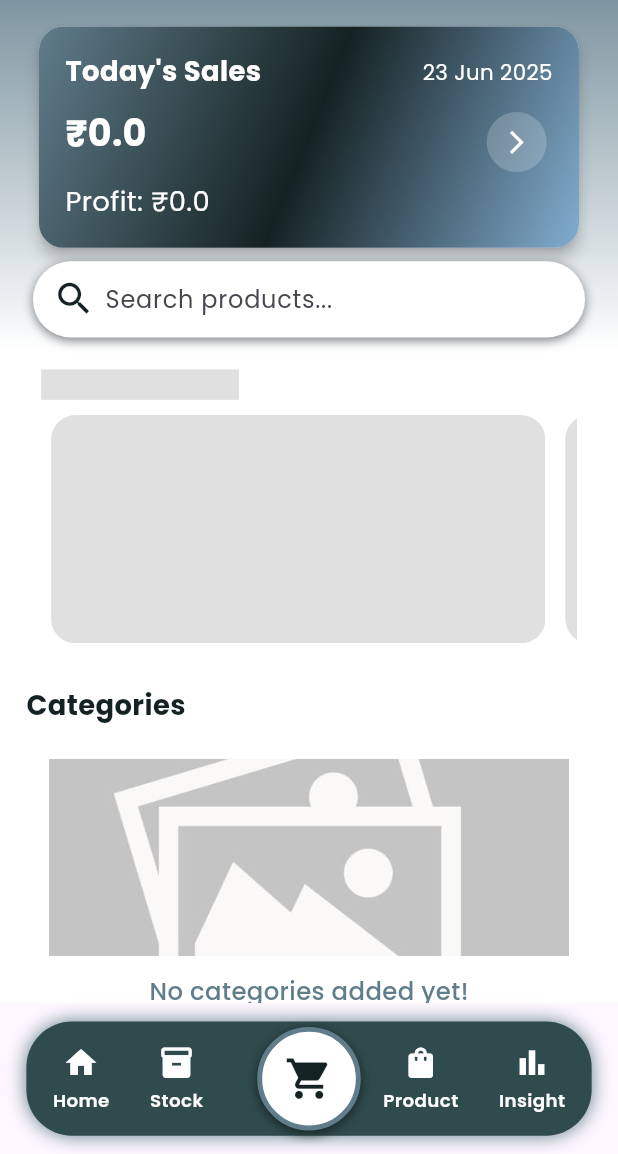
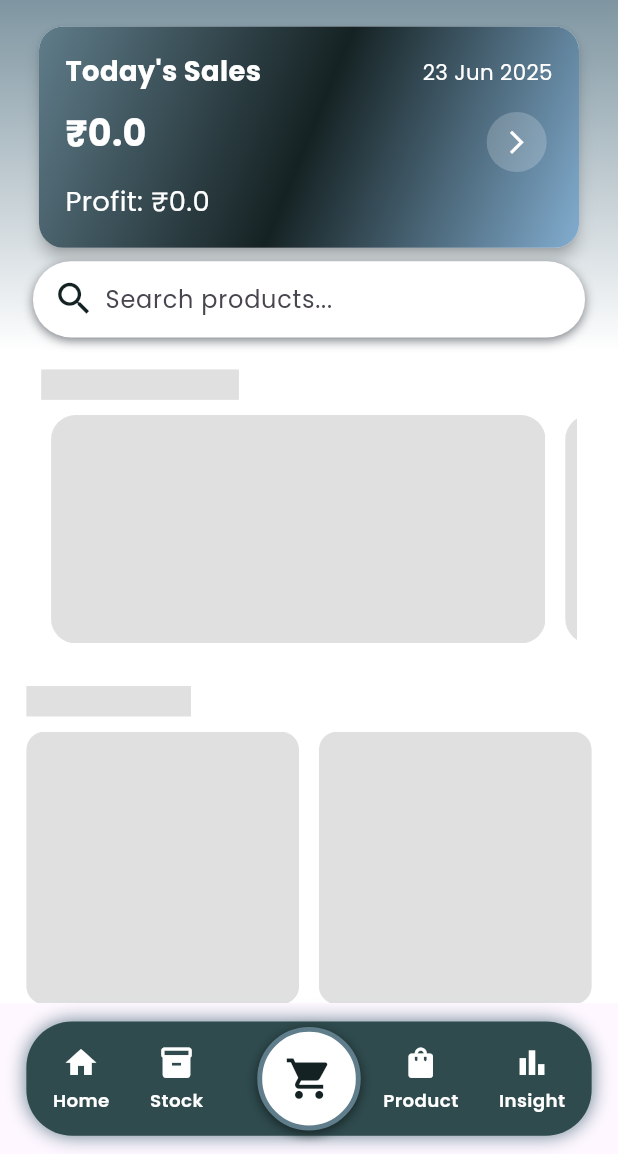
Before and after one commit to yadukrishnan369/beatbox, a Flutter app: the first screen one second after launch, on a phone screen of 412 x 824 dp, the part 82-1236 px from its top. Run offline on Flutter 3.47's test engine with Material 3 defaults, Android fonts, the phone set to English and light mode, and no system bars; drawn by our look-alikes of shimmer; our stand-ins replace flutter_screenutil, google_fonts, hive, hive_flutter, image_picker, local_auth; accounts and stored records are empty.

Commit message:
added category section shimmer

```diff
--- a/lib/core/notifiers/category_update_notifiers.dart
+++ b/lib/core/notifiers/category_update_notifiers.dart
@@ -1,5 +1,11 @@
 import 'package:flutter/material.dart';
 import 'package:beatbox/features/product_management/model/category_model.dart';
 
-// notify for when catogory list changes
+/// For category data update
 ValueNotifier<List<CategoryModel>> categoryUpdatedNotifier = ValueNotifier([]);
+
+/// To control shimmer visibility
+ValueNotifier<bool> categoryShimmerNotifier = ValueNotifier(true);
+
+/// Only show shimmer on app launch
+ValueNotifier<bool> isFirstTimeCategory = ValueNotifier(true);
--- a/lib/core/notifiers/new_arrival_notifier.dart
+++ b/lib/core/notifiers/new_arrival_notifier.dart
@@ -1,6 +1,11 @@
 import 'package:beatbox/features/product_management/model/product_model.dart';
 import 'package:flutter/material.dart';
 
+/// For new data update
 ValueNotifier<List<ProductModel>> newArrivalNotifier = ValueNotifier([]);
+
+/// To control shimmer visibility
 ValueNotifier<bool> newArrivalShimmerNotifier = ValueNotifier(true);
+
+/// Only show shimmer on app launch
 ValueNotifier<bool> isFirstTimeNewArrival = ValueNotifier(true);
--- a/lib/features/home/widgets/category_section.dart
+++ b/lib/features/home/widgets/category_section.dart
@@ -1,16 +1,45 @@
 import 'dart:io';
 import 'package:beatbox/core/app_colors.dart';
+import 'package:beatbox/core/notifiers/category_update_notifiers.dart';
 import 'package:beatbox/routes/app_routes.dart';
+import 'package:beatbox/widgets/shimmer_widgets/shimmer_category_banner.dart';
 import 'package:flutter/material.dart';
 import 'package:flutter_screenutil/flutter_screenutil.dart';
 import 'package:beatbox/features/product_management/model/category_model.dart';
-import 'package:beatbox/core/notifiers/category_update_notifiers.dart';
 
-class CategorySection extends StatelessWidget {
+class CategorySection extends StatefulWidget {
   const CategorySection({super.key});
 
   @override
+  State<CategorySection> createState() => _CategorySectionState();
+}
+
+class _CategorySectionState extends State<CategorySection> {
+  bool _isShimmering = false;
+
+  @override
+  void initState() {
+    super.initState();
+
+    if (isFirstTimeCategory.value) {
+      _isShimmering = true;
+      Future.delayed(const Duration(seconds: 2), () {
+        if (mounted) {
+          setState(() {
+            _isShimmering = false;
+            isFirstTimeCategory.value = false;
+          });
+        }
+      });
+    }
+  }
+
+  @override
   Widget build(BuildContext context) {
+    if (_isShimmering) {
+      return const ShimmerCategoryBanner();
+    }
+
     return ValueListenableBuilder<List<CategoryModel>>(
       valueListenable: categoryUpdatedNotifier,
       builder: (context, categories, _) {
@@ -21,7 +50,6 @@ class CategorySection extends StatelessWidget {
         return Column(
           crossAxisAlignment: CrossAxisAlignment.start,
           children: [
-            // title and view all option
             Padding(
               padding: EdgeInsets.symmetric(horizontal: 16.w, vertical: 12.h),
               child: Row(
@@ -55,8 +83,6 @@ class CategorySection extends StatelessWidget {
                 ],
               ),
             ),
-
-            // Placeholder Image
             if (categories.isEmpty)
               Padding(
                 padding: EdgeInsets.symmetric(horizontal: 30.w, vertical: 10.h),
@@ -81,7 +107,6 @@ class CategorySection extends StatelessWidget {
                 ),
               )
             else
-              // Show category list
               Padding(
                 padding: EdgeInsets.symmetric(horizontal: 16.w),
                 child: GridView.builder(
@@ -96,7 +121,6 @@ class CategorySection extends StatelessWidget {
                   itemCount: visibleCategories.length,
                   itemBuilder: (context, index) {
                     final category = visibleCategories[index];
-
                     return Container(
                       decoration: BoxDecoration(
                         borderRadius: BorderRadius.circular(12.r),
--- a/lib/features/home/widgets/new_arrival_section.dart
+++ b/lib/features/home/widgets/new_arrival_section.dart
@@ -98,7 +98,7 @@ class _NewArrivalSectionState extends State<NewArrivalSection> {
                   style: TextStyle(
                     fontSize: 18.sp,
                     fontWeight: FontWeight.bold,
-                    color: Colors.black87,
+                    color: AppColors.textPrimary,
                   ),
                 ),
                 SizedBox(height: 10.h),
@@ -137,7 +137,7 @@ class _NewArrivalSectionState extends State<NewArrivalSection> {
                 style: TextStyle(
                   fontSize: 18.sp,
                   fontWeight: FontWeight.bold,
-                  color: Colors.black87,
+                  color: AppColors.textPrimary,
                 ),
               ),
             ),
--- a/lib/utils/sales_utils.dart
+++ b/lib/utils/sales_utils.dart
@@ -54,7 +54,7 @@ class SalesUtils {
     allSales.sort((a, b) => b.billingDate.compareTo(a.billingDate));
     filteredSalesNotifier.value = [...allSales];
     await Future.delayed(const Duration(milliseconds: 300));
-    isSalesLoadingNotifier.value = false; // ✅ stop shimmer
+    isSalesLoadingNotifier.value = false; //  stop shimmer
   }
 
   static Future<Map<String, double>> getTodaySalesAndProfit() async {
@@ -78,8 +78,9 @@ class SalesUtils {
         final cost = item.product.purchaseRate;
         final sell = item.product.salePrice;
         final qty = item.quantity;
+        final discount = sale.discount;
 
-        totalProfit += (sell - cost) * qty;
+        totalProfit += (sell - cost) * qty - discount;
       }
     }
 
--- /dev/null
+++ b/lib/widgets/shimmer_widgets/shimmer_category_banner.dart
@@ -0,0 +1,52 @@
+import 'package:beatbox/core/app_colors.dart';
+import 'package:flutter/material.dart';
+import 'package:flutter_screenutil/flutter_screenutil.dart';
+import 'package:shimmer/shimmer.dart';
+
+class ShimmerCategoryBanner extends StatelessWidget {
+  const ShimmerCategoryBanner({super.key});
+
+  @override
+  Widget build(BuildContext context) {
+    return Padding(
+      padding: EdgeInsets.symmetric(horizontal: 16.w, vertical: 12.h),
+      child: Column(
+        crossAxisAlignment: CrossAxisAlignment.start,
+        children: [
+          Shimmer.fromColors(
+            baseColor: Colors.grey.shade300,
+            highlightColor: Colors.grey.shade100,
+            child: Container(
+              height: 20.h,
+              width: 100.w,
+              color: AppColors.white,
+              margin: EdgeInsets.only(bottom: 10.h),
+            ),
+          ),
+          GridView.builder(
+            physics: const NeverScrollableScrollPhysics(),
+            shrinkWrap: true,
+            gridDelegate: SliverGridDelegateWithFixedCrossAxisCount(
+              crossAxisCount: 2,
+              childAspectRatio: 1,
+              mainAxisSpacing: 12.h,
+              crossAxisSpacing: 12.w,
+            ),
+            itemCount: 4,
+            itemBuilder:
+                (_, __) => Shimmer.fromColors(
+                  baseColor: Colors.grey.shade300,
+                  highlightColor: Colors.grey.shade100,
+                  child: Container(
+                    decoration: BoxDecoration(
+                      color: AppColors.white,
+                      borderRadius: BorderRadius.circular(12.r),
+                    ),
+                  ),
+                ),
+          ),
+        ],
+      ),
+    );
+  }
+}
--- a/lib/widgets/shimmer_widgets/shimmer_new_arrival_banner.dart
+++ b/lib/widgets/shimmer_widgets/shimmer_new_arrival_banner.dart
@@ -1,3 +1,4 @@
+import 'package:beatbox/core/app_colors.dart';
 import 'package:flutter/material.dart';
 import 'package:flutter_screenutil/flutter_screenutil.dart';
 import 'package:shimmer/shimmer.dart';
@@ -18,7 +19,7 @@ class ShimmerProductBanner extends StatelessWidget {
             child: Container(
               height: 20.h,
               width: 120.w,
-              color: Colors.white,
+              color: AppColors.white,
               margin: EdgeInsets.only(bottom: 10.h),
             ),
           ),
@@ -37,7 +38,7 @@ class ShimmerProductBanner extends StatelessWidget {
                         width: 300.w,
                         height: 150.h,
                         decoration: BoxDecoration(
-                          color: Colors.white,
+                          color: AppColors.white,
                           borderRadius: BorderRadius.circular(16.r),
                         ),
                       ),
--- a/lib/widgets/shimmer_widgets/shimmer_product_grid.dart
+++ b/lib/widgets/shimmer_widgets/shimmer_product_grid.dart
@@ -1,3 +1,4 @@
+import 'package:beatbox/core/app_colors.dart';
 import 'package:flutter/material.dart';
 import 'package:flutter_screenutil/flutter_screenutil.dart';
 import 'package:shimmer/shimmer.dart';
@@ -47,7 +48,7 @@ class ShimmerProductGrid extends StatelessWidget {
       highlightColor: Colors.grey[100]!,
       child: Container(
         decoration: BoxDecoration(
-          color: Colors.white,
+          color: AppColors.white,
           borderRadius: BorderRadius.circular(12.r),
         ),
         padding: EdgeInsets.all(12.w),
@@ -79,7 +80,7 @@ class ShimmerProductGrid extends StatelessWidget {
       child: Container(
         height: 100.h,
         decoration: BoxDecoration(
-          color: Colors.white,
+          color: AppColors.white,
           borderRadius: BorderRadius.circular(12.r),
         ),
         padding: EdgeInsets.all(12.w),
```
